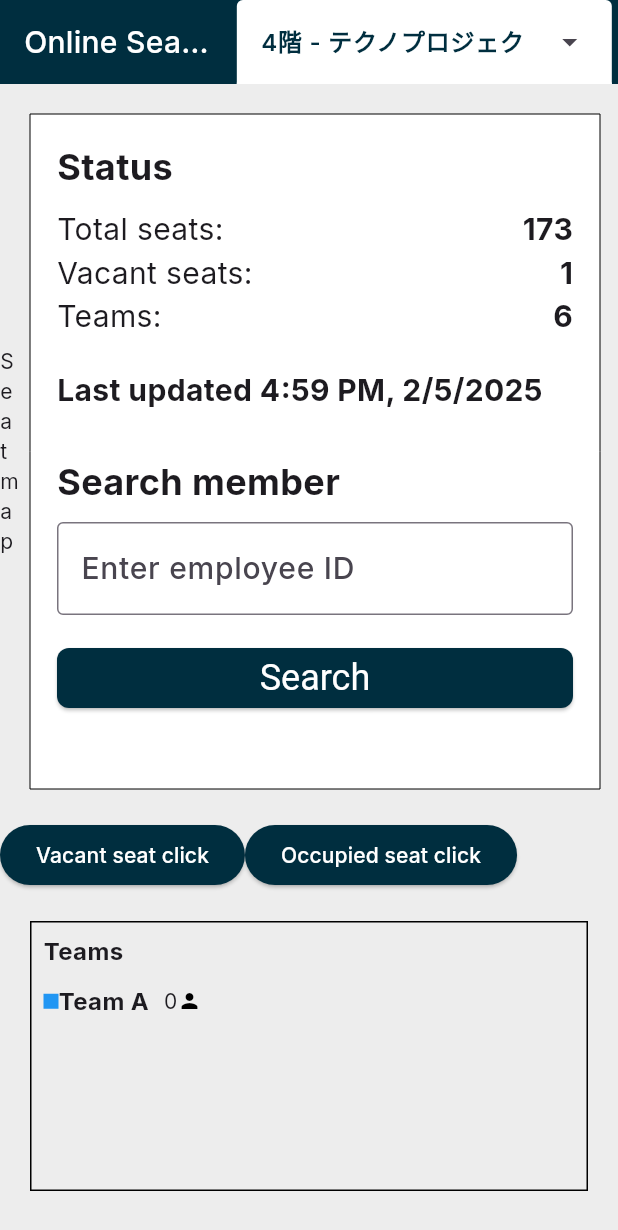
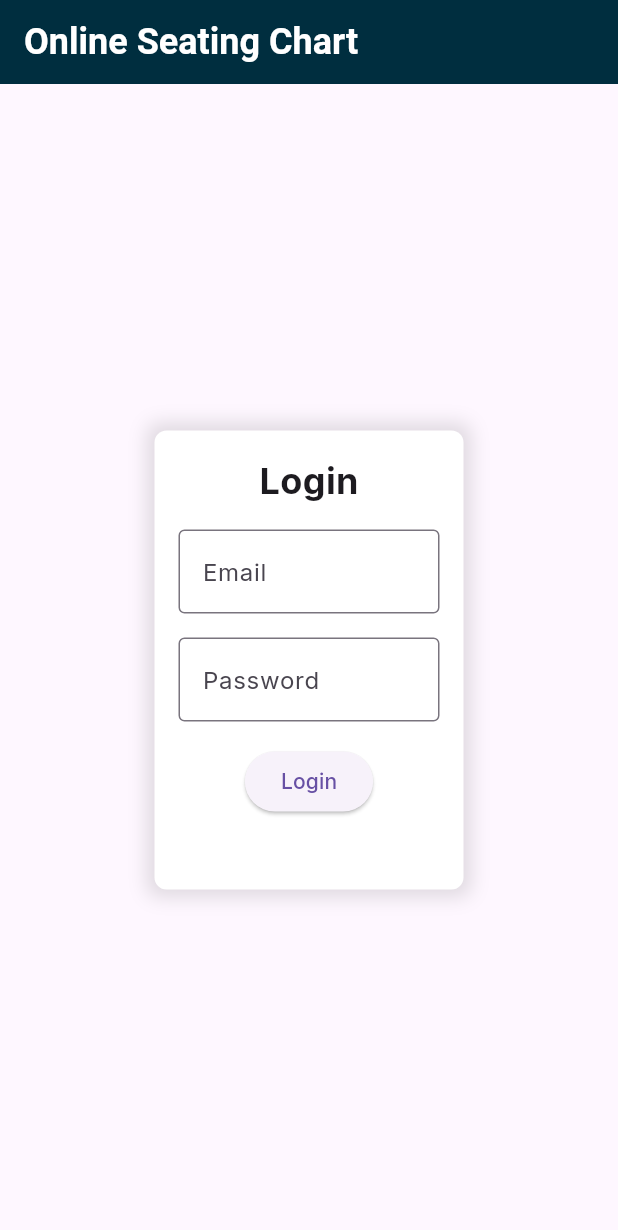
Before and after one commit to nihonf-bin/seating-manager, a Flutter app: the screen it shows after launch, on a phone screen of 412 x 824 dp. Shown: the top 1230 px of the screen. Run offline on Flutter 3.47's test engine with Material 3 defaults, Android fonts, the phone set to English and light mode, and no system bars; our stand-ins replace go_router, google_fonts.

Commit message:
login page done

```diff
--- a/frontend/lib/floors/yonkai.dart
+++ b/frontend/lib/floors/yonkai.dart
@@ -1,6 +1,7 @@
 import 'package:flutter/material.dart';
 import 'package:online_seating_chart/addmember.dart';
 import 'package:online_seating_chart/editmember.dart';
+import 'package:online_seating_chart/login.dart';
 import 'package:online_seating_chart/seatmap.dart';
 import 'package:online_seating_chart/styles.dart';
 
--- /dev/null
+++ b/frontend/lib/login.dart
@@ -0,0 +1,187 @@
+import 'package:flutter/material.dart';
+import 'package:online_seating_chart/styles.dart';
+
+class LoginPage extends StatelessWidget {
+  const LoginPage({super.key});
+
+  @override
+  Widget build(BuildContext context) {
+    final TextEditingController emailController = TextEditingController();
+    final TextEditingController passwordController = TextEditingController();
+
+    return Scaffold(
+      appBar: AppBar(
+        title: Text('Online Seating Chart'),
+        titleTextStyle: TextStyle(
+          color: Styles.white,
+          fontSize: 24,
+          fontWeight: FontWeight.bold,
+        ),
+        backgroundColor: Styles.primaryColor,
+      ),
+      body: Center(
+        child: FractionallySizedBox(
+          widthFactor: 0.5, // Set the width to half of the screen width
+          child: Container(
+            padding: const EdgeInsets.all(16.0),
+            decoration: BoxDecoration(
+              color: Styles.white,
+              borderRadius: BorderRadius.circular(8.0),
+              boxShadow: [
+                BoxShadow(
+                  color: Colors.black12,
+                  blurRadius: 10.0,
+                  spreadRadius: 5.0,
+                ),
+              ],
+            ),
+            child: Column(
+              mainAxisAlignment: MainAxisAlignment.center,
+              mainAxisSize: MainAxisSize.min,
+              children: [
+                Text(
+                  "Login",
+                  style: TextStyle(
+                    fontSize: 24,
+                    fontWeight: FontWeight.bold,
+                  ),
+                ),
+                SizedBox(height: 16),
+                TextField(
+                  controller: emailController,
+                  decoration: InputDecoration(
+                    labelText: 'Email',
+                    border: OutlineInputBorder(),
+                  ),
+                  keyboardType: TextInputType.emailAddress,
+                ),
+                SizedBox(height: 16),
+                TextField(
+                  controller: passwordController,
+                  decoration: InputDecoration(
+                    labelText: 'Password',
+                    border: OutlineInputBorder(),
+                  ),
+                  obscureText: true,
+                ),
+                SizedBox(height: 16),
+                ElevatedButton(
+                  onPressed: () {
+                    // Handle login logic here
+                    String email = emailController.text;
+                    String password = passwordController.text;
+                    print('Login with email: $email, password: $password');
+                  },
+                  child: Text('Login'),
+                ),
+                SizedBox(height: 16),
+                // Text("If you don't have an account, click here to sign up"),
+                // SizedBox(height: 16),
+                // ElevatedButton(
+                //   onPressed: () {
+                //     // Navigate to signup page
+                //     Navigator.push(
+                //       context,
+                //       MaterialPageRoute(builder: (context) => SignupPage()),
+                //     );
+                //   },
+                //   child: Text('Signup'),
+                // ),
+                SizedBox(height: 16),
+              ],
+            ),
+          ),
+        ),
+      ),
+    );
+  }
+}
+
+// class SignupPage extends StatelessWidget {
+//   const SignupPage({super.key});
+
+//   @override
+//   Widget build(BuildContext context) {
+//     final TextEditingController usernameController = TextEditingController();
+//     final TextEditingController passwordController = TextEditingController();
+//     final TextEditingController fullNameController = TextEditingController();
+
+//     return Scaffold(
+//       appBar: AppBar(
+//         title: Text('Signup'),
+//         titleTextStyle: TextStyle(
+//           color: Styles.white,
+//           fontSize: 24,
+//           fontWeight: FontWeight.bold,
+//         ),
+//         backgroundColor: Styles.primaryColor,
+//       ),
+//       body: Center(
+//         child: FractionallySizedBox(
+//           widthFactor: 0.5, // Set the width to half of the screen width
+//           child: Container(
+//             padding: const EdgeInsets.all(16.0),
+//             decoration: BoxDecoration(
+//               color: Colors.white,
+//               borderRadius: BorderRadius.circular(8.0),
+//               boxShadow: [
+//                 BoxShadow(
+//                   color: Colors.black12,
+//                   blurRadius: 10.0,
+//                   spreadRadius: 5.0,
+//                 ),
+//               ],
+//             ),
+//             child: Column(
+//               mainAxisAlignment: MainAxisAlignment.center,
+//               mainAxisSize: MainAxisSize.min,
+//               children: [
+//                 Container(
+//                   margin: EdgeInsets.only(bottom: 16.0), // Add margin to the bottom
+//                   child: TextField(
+//                     controller: usernameController,
+//                     decoration: InputDecoration(
+//                       labelText: 'Username',
+//                       border: OutlineInputBorder(),
+//                     ),
+//                   ),
+//                 ),
+//                 Container(
+//                   margin: EdgeInsets.only(bottom: 16.0), // Add margin to the bottom
+//                   child: TextField(
+//                     controller: passwordController,
+//                     decoration: InputDecoration(
+//                       labelText: 'Password',
+//                       border: OutlineInputBorder(),
+//                     ),
+//                     obscureText: true,
+//                   ),
+//                 ),
+//                 Container(
+//                   margin: EdgeInsets.only(bottom: 16.0), // Add margin to the bottom
+//                   child: TextField(
+//                     controller: fullNameController,
+//                     decoration: InputDecoration(
+//                       labelText: 'Full Name',
+//                       border: OutlineInputBorder(),
+//                     ),
+//                   ),
+//                 ),
+//                 ElevatedButton(
+//                   onPressed: () {
+//                     // Handle signup logic here
+//                     String username = usernameController.text;
+//                     String password = passwordController.text;
+//                     String fullName = fullNameController.text;
+//                     print('Signup with username: $username, password: $password, full name: $fullName');
+//                   },
+//                   child: Text('Signup'),
+//                 ),
+//               ],
+//             ),
+//           ),
+//         ),
+//       ),
+//     );
+//   }
+// }
--- a/frontend/lib/main.dart
+++ b/frontend/lib/main.dart
@@ -3,6 +3,7 @@ import 'package:go_router/go_router.dart';
 import 'package:google_fonts/google_fonts.dart';
 import 'package:online_seating_chart/appstate.dart';
 import 'package:online_seating_chart/landing.dart';
+import 'package:online_seating_chart/login.dart';
 import 'package:provider/provider.dart';
 
 void main() {
@@ -19,7 +20,7 @@ final GoRouter _router = GoRouter(
     GoRoute(
       name: 'landing',
       path: '/',
-      builder: (context, state) => const LandingPage(),
+      builder: (context, state) => const LoginPage(),
       routes: [
 
       ],
--- a/frontend/pubspec.yaml
+++ b/frontend/pubspec.yaml
@@ -30,12 +30,14 @@ environment:
 dependencies:
   flutter:
     sdk: flutter
+  provider: ^6.0.0
 
   # The following adds the Cupertino Icons font to your application.
   # Use with the CupertinoIcons class for iOS style icons.
   cupertino_icons: ^1.0.8
   go_router: ^14.7.2
   google_fonts: ^6.2.1
+  flutter_svg: ^2.0.17
 
 dev_dependencies:
   flutter_test:
```
Also changed, not shown: frontend/pubspec.lock.
